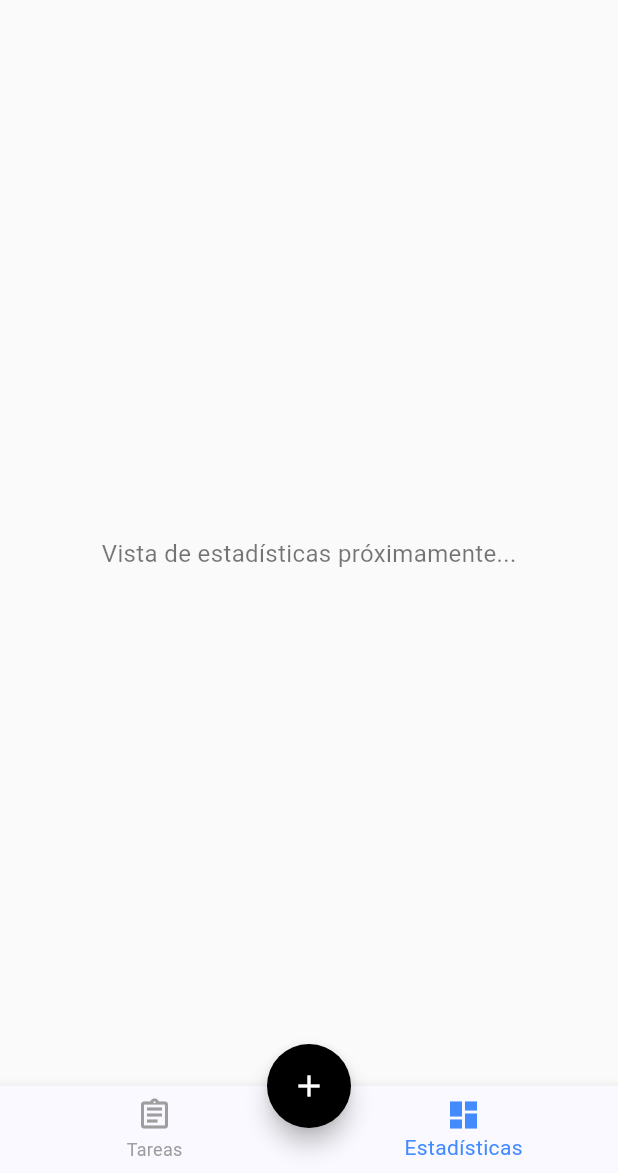
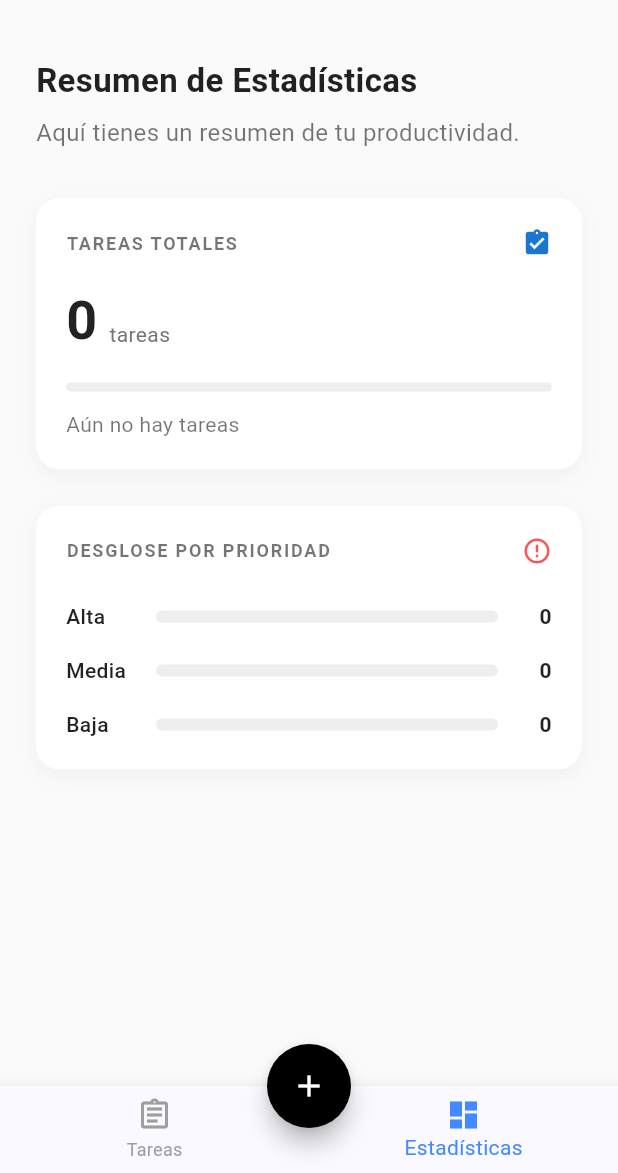
Before and after one commit to Prado500/task-manager-crud, a Flutter app: the screen it shows after launch, item 2 of the bottom bar chosen, on a phone screen of 412 x 824 dp, the part 63-1236 px from its top. Run offline on Flutter 3.47's test engine with Material 3 defaults, Android fonts, the phone set to English and light mode, and no system bars; our stand-ins replace dio; network calls fail.

Commit message:
feat(frontend/ui): implement InsightsView dashboard for productivity analytics
- Built the `InsightsView` to consume derived state getters (`totalTasks`,
  `completedTasks`, `highPriorityTasks`, etc.) directly from `TaskViewModel`.
- Implemented robust division-by-zero safeguards for percentage calculations
  to handle empty initial states gracefully.
- Replicated the high-fidelity UI mockup utilizing `LinearProgressIndicator`
  and custom `BoxDecoration` shadows for premium material cards.
- Wired the new view into `HomeView`'s indexed stack navigation tab.

```diff
--- a/frontend/lib/views/home_view.dart
+++ b/frontend/lib/views/home_view.dart
@@ -4,6 +4,7 @@ import 'package:task_manager_client/views/task_details_view.dart';
 import '../viewmodels/task_view_model.dart';
 import '../widgets/task_card_widget.dart';
 import 'create_task_view.dart';
+import 'insights_view.dart';
 
 
 /// Main wrapper layout acting as the host for the bottom navigation
@@ -219,11 +220,6 @@ class _HomeViewState extends State<HomeView> {
 
   /// Temporary placeholder for the upcoming Insights tab.
   Widget _buildInsightsPlaceholder() {
-    return const Center(
-      child: Text(
-        "Vista de estadísticas próximamente...",
-        style: TextStyle(color: Colors.black54, fontSize: 16),
-      ),
-    );
+    return const InsightsView();
   }
 }
--- /dev/null
+++ b/frontend/lib/views/insights_view.dart
@@ -0,0 +1,189 @@
+import 'package:flutter/material.dart';
+import 'package:provider/provider.dart';
+import '../viewmodels/task_view_model.dart';
+
+/// Renders a dashboard displaying productivity statistics.
+/// Consumes derived state from the TaskViewModel to populate progress indicators.
+class InsightsView extends StatelessWidget {
+  const InsightsView({super.key});
+
+  @override
+  Widget build(BuildContext context) {
+    final viewModel = context.watch<TaskViewModel>();
+
+    final total = viewModel.totalTasks;
+    final completed = viewModel.completedTasks;
+
+    // Protect against division by zero
+    final completionRate = total > 0 ? (completed / total) : 0.0;
+
+    return SingleChildScrollView(
+      padding: const EdgeInsets.all(24.0),
+      child: Column(
+        crossAxisAlignment: CrossAxisAlignment.start,
+        children: [
+          const Text(
+            'Resumen de Estadísticas',
+            style: TextStyle(fontSize: 22, fontWeight: FontWeight.bold, color: Colors.black87),
+          ),
+          const SizedBox(height: 8),
+          const Text(
+            'Aquí tienes un resumen de tu productividad.',
+            style: TextStyle(fontSize: 16, color: Colors.black54),
+          ),
+          const SizedBox(height: 32),
+
+          // Total Tasks Card
+          _buildSummaryCard(
+            title: 'TAREAS TOTALES',
+            icon: Icons.assignment_turned_in,
+            mainValue: '$total',
+            subText: total > 0
+                ? '${(completionRate * 100).toStringAsFixed(1)}% completadas'
+                : 'Aún no hay tareas',
+            progressValue: completionRate,
+            progressColor: Colors.blue.shade700,
+          ),
+          const SizedBox(height: 24),
+
+          // Priority Breakdown Card
+          _buildPriorityBreakdownCard(viewModel),
+        ],
+      ),
+    );
+  }
+
+  /// Builds a generic summary card with a progress bar.
+  Widget _buildSummaryCard({
+    required String title,
+    required IconData icon,
+    required String mainValue,
+    required String subText,
+    required double progressValue,
+    required Color progressColor,
+  }) {
+    return Container(
+      padding: const EdgeInsets.all(20),
+      decoration: BoxDecoration(
+        color: Colors.white,
+        borderRadius: BorderRadius.circular(16),
+        boxShadow: [
+          BoxShadow(
+            color: Colors.black.withOpacity(0.04),
+            blurRadius: 10,
+            offset: const Offset(0, 4),
+          ),
+        ],
+      ),
+      child: Column(
+        crossAxisAlignment: CrossAxisAlignment.start,
+        children: [
+          Row(
+            mainAxisAlignment: MainAxisAlignment.spaceBetween,
+            children: [
+              Text(
+                title,
+                style: const TextStyle(fontSize: 12, fontWeight: FontWeight.bold, letterSpacing: 1.2, color: Colors.black54),
+              ),
+              Icon(icon, color: Colors.blue.shade700, size: 20),
+            ],
+          ),
+          const SizedBox(height: 16),
+          Row(
+            crossAxisAlignment: CrossAxisAlignment.end,
+            children: [
+              Text(
+                mainValue,
+                style: const TextStyle(fontSize: 36, fontWeight: FontWeight.bold, color: Colors.black87),
+              ),
+              const SizedBox(width: 8),
+              Padding(
+                padding: const EdgeInsets.only(bottom: 6.0),
+                child: Text('tareas', style: TextStyle(fontSize: 14, color: Colors.grey.shade600)),
+              ),
+            ],
+          ),
+          const SizedBox(height: 16),
+          LinearProgressIndicator(
+            value: progressValue,
+            backgroundColor: Colors.grey.shade200,
+            valueColor: AlwaysStoppedAnimation<Color>(progressColor),
+            minHeight: 6,
+            borderRadius: BorderRadius.circular(4),
+          ),
+          const SizedBox(height: 12),
+          Text(subText, style: const TextStyle(fontSize: 14, color: Colors.black54)),
+        ],
+      ),
+    );
+  }
+
+  /// Builds a detailed card showing the breakdown of tasks by priority.
+  Widget _buildPriorityBreakdownCard(TaskViewModel viewModel) {
+    final total = viewModel.totalTasks;
+
+    return Container(
+      padding: const EdgeInsets.all(20),
+      decoration: BoxDecoration(
+        color: Colors.white,
+        borderRadius: BorderRadius.circular(16),
+        boxShadow: [
+          BoxShadow(
+            color: Colors.black.withOpacity(0.04),
+            blurRadius: 10,
+            offset: const Offset(0, 4),
+          ),
+        ],
+      ),
+      child: Column(
+        crossAxisAlignment: CrossAxisAlignment.start,
+        children: [
+          Row(
+            mainAxisAlignment: MainAxisAlignment.spaceBetween,
+            children: [
+              const Text(
+                'DESGLOSE POR PRIORIDAD',
+                style: TextStyle(fontSize: 12, fontWeight: FontWeight.bold, letterSpacing: 1.2, color: Colors.black54),
+              ),
+              const Icon(Icons.error_outline, color: Colors.redAccent, size: 20),
+            ],
+          ),
+          const SizedBox(height: 24),
+          _buildPriorityRow('Alta', viewModel.highPriorityTasks, total, Colors.red),
+          const SizedBox(height: 16),
+          _buildPriorityRow('Media', viewModel.mediumPriorityTasks, total, Colors.yellow.shade700),
+          const SizedBox(height: 16),
+          _buildPriorityRow('Baja', viewModel.lowPriorityTasks, total, Colors.green),
+        ],
+      ),
+    );
+  }
+
+  /// Builds an individual row for the priority breakdown.
+  Widget _buildPriorityRow(String label, int count, int total, Color color) {
+    final fraction = total > 0 ? count / total : 0.0;
+
+    return Row(
+      children: [
+        SizedBox(
+          width: 60,
+          child: Text(label, style: const TextStyle(fontWeight: FontWeight.w500, color: Colors.black87)),
+        ),
+        Expanded(
+          child: LinearProgressIndicator(
+            value: fraction,
+            backgroundColor: Colors.grey.shade200,
+            valueColor: AlwaysStoppedAnimation<Color>(color),
+            minHeight: 8,
+            borderRadius: BorderRadius.circular(4),
+          ),
+        ),
+        const SizedBox(width: 16),
+        SizedBox(
+          width: 20,
+          child: Text('$count', textAlign: TextAlign.right, style: const TextStyle(fontWeight: FontWeight.bold, color: Colors.black87)),
+        ),
+      ],
+    );
+  }
+}
```
